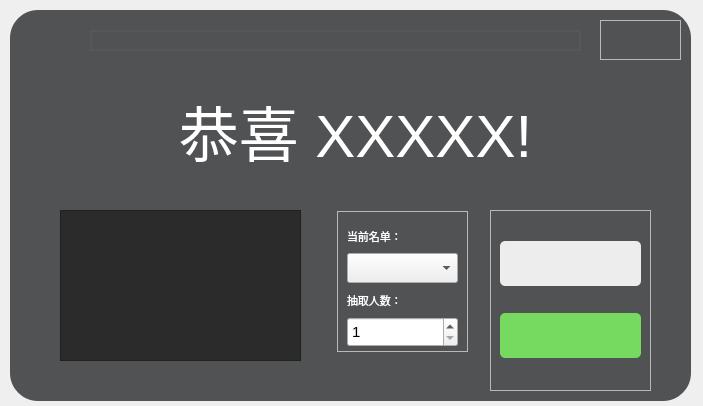
Old version of the form picker.ui in the repository Yish1/Class-Roster-Picker-NEXT.
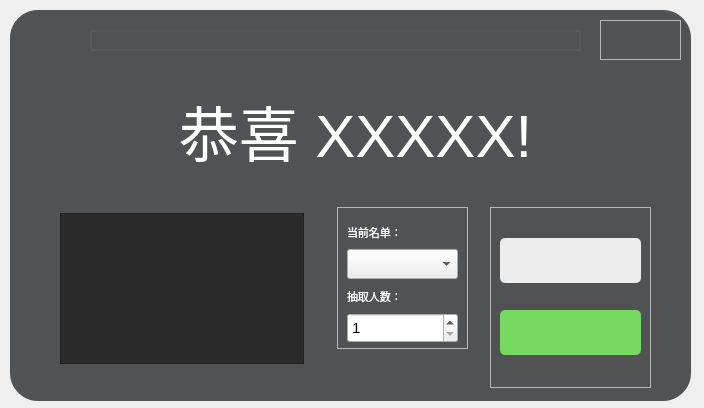
New version of the form. Icons and pictures are not drawn.

Commit message: func: 优化触摸屏手势，调整设置界面

What changed in the file:
```diff
--- a/picker.ui
+++ b/picker.ui
@@ -6,8 +6,8 @@
    <rect>
     <x>0</x>
     <y>0</y>
-    <width>703</width>
-    <height>406</height>
+    <width>704</width>
+    <height>408</height>
    </rect>
   </property>
   <property name="windowTitle">
@@ -155,113 +155,143 @@
    <property name="geometry">
     <rect>
      <x>60</x>
-     <y>210</y>
-     <width>241</width>
+     <y>213</y>
+     <width>244</width>
      <height>151</height>
     </rect>
    </property>
    <property name="styleSheet">
-    <string notr="true">         QListWidget{background-color:#2B2B2B;color:white}
-         QScrollBar:vertical{
-             width:12px;
-             border:1px solid #2B2B2B;
-             margin:0px,0px,0px,0px;
-             padding-top:0px;
-             padding-bottom:0px;
-         }
-         QScrollBar::handle:vertical{
-             width:3px;
-             background:#4B4B4B;
-             min-height:3;
-         }
-         QScrollBar::handle:vertical:hover{
-             background:#3F3F3F;
-             border:0px #3F3F3F;
-         }
-         QScrollBar::sub-line:vertical{
-             width:0px;
-             border-image:url(:/Res/scroll_left.png);
-             subcontrol-position:left;
-         }
-         QScrollBar::sub-line:vertical:hover{
-             height:0px;
-             background:#323232;
-             subcontrol-position:top;
-         }
-         QScrollBar::add-line:vertical{
-             height:0px;
-             border-image:url(:/Res/scroll_down.png);
-             subcontrol-position:bottom;
-         }
-         QScrollBar::add-line:vertical:hover{
-             height:0px;
-             background:#3F3F3F;
-             subcontrol-position:bottom;
-         }
-         QScrollBar::add-page:vertical{
-             background:#2B2B2B;
-         }
-         QScrollBar::sub-page:vertical{
-             background:#2B2B2B;
-         }
-         QScrollBar::up-arrow:vertical{
-             border-style:outset;
-             border-width:0px;
-         }
-         QScrollBar::down-arrow:vertical{
-             border-style:outset;
-             border-width:0px;
-         }
+    <string notr="true">QListWidget {
+    background-color: #2B2B2B;
+    color: white;
+}
 
-         QScrollBar:horizontal{
-             height:12px;
-             border:1px #2B2B2B;
-             margin:0px,0px,0px,0px;
-             padding-left:0px;
-             padding-right:0px;
-         }
-         QScrollBar::handle:horizontal{
-             height:16px;
-             background:#4B4B4B;
-             min-width:20;
-         }
-         QScrollBar::handle:horizontal:hover{
-             background:#3F3F3F;
-             border:0px #3F3F3F;
-         }
-         QScrollBar::sub-line:horizontal{
-             width:0px;
-             border-image:url(:/Res/scroll_left.png);
-             subcontrol-position:left;
-         }
-         QScrollBar::sub-line:horizontal:hover{
-             width:0px;
-             background:#2B2B2B;
-             subcontrol-position:left;
-         }
-         QScrollBar::add-line:horizontal{
-             width:0px;
-             border-image:url(:/Res/scroll_right.png);
-             subcontrol-position:right;
-         }
-         QScrollBar::add-line:horizontal:hover{
-             width:0px;
-             background::#2B2B2B;
-             subcontrol-position:right;
-         }
-         QScrollBar::add-page:horizontal{
-                    background:#2B2B2B;
-         }
-         QScrollBar::sub-page:horizontal{
-                     background:#2B2B2B;
-         }
-*{font-size:18px;}</string>
+QScrollBar:vertical {
+    width: 12px;
+    border: 1px solid #2B2B2B;
+    margin: 0px;
+    padding-top: 0px;
+    padding-bottom: 0px;
+}
+
+QScrollBar::handle:vertical {
+    width: 3px;
+    background: #4B4B4B;
+    min-height: 20px; /* 设置最小长度为20px */
+}
+
+QScrollBar::handle:vertical:hover {
+    background: #3F3F3F;
+    border: 0px #3F3F3F;
+}
+
+QScrollBar::sub-line:vertical {
+    width: 0px;
+    subcontrol-position: left;
+}
+
+QScrollBar::sub-line:vertical:hover {
+    height: 0px;
+    background: #323232;
+    subcontrol-position: top;
+}
+
+QScrollBar::add-line:vertical {
+    height: 0px;
+    subcontrol-position: bottom;
+}
+
+QScrollBar::add-line:vertical:hover {
+    height: 0px;
+    background: #3F3F3F;
+    subcontrol-position: bottom;
+}
+
+QScrollBar::add-page:vertical {
+    background: #2B2B2B;
+}
+
+QScrollBar::sub-page:vertical {
+    background: #2B2B2B;
+}
+
+QScrollBar:horizontal {
+    height: 12px;
+    border: 1px #2B2B2B;
+    margin: 0px;
+    padding-left: 0px;
+    padding-right: 0px;
+}
+
+QScrollBar::handle:horizontal {
+    height: 16px;
+    background: #4B4B4B;
+    min-width: 20px;
+}
+
+QScrollBar::handle:horizontal:hover {
+    background: #3F3F3F;
+    border: 0px #3F3F3F;
+}
+
+QScrollBar::sub-line:horizontal {
+    width: 0px;
+    subcontrol-position: left;
+}
+
+QScrollBar::sub-line:horizontal:hover {
+    width: 0px;
+    background: #2B2B2B;
+    subcontrol-position: left;
+}
+
+QScrollBar::add-line:horizontal {
+    width: 0px;
+    subcontrol-position: right;
+}
+
+QScrollBar::add-line:horizontal:hover {
+    width: 0px;
+    background: #2B2B2B;
+    subcontrol-position: right;
+}
+
+QScrollBar::add-page:horizontal,
+QScrollBar::sub-page:horizontal {
+    background: #2B2B2B;
+}
+
+* {
+    font-size: 18px;
+}
+</string>
+   </property>
+   <property name="verticalScrollBarPolicy">
+    <enum>Qt::ScrollBarAsNeeded</enum>
    </property>
    <property name="horizontalScrollBarPolicy">
     <enum>Qt::ScrollBarAsNeeded</enum>
    </property>
-   <property name="sizeAdjustPolicy">
-    <enum>QAbstractScrollArea::AdjustIgnored</enum>
+   <property name="showDropIndicator" stdset="0">
+    <bool>false</bool>
+   </property>
+   <property name="dragEnabled">
+    <bool>false</bool>
+   </property>
+   <property name="defaultDropAction">
+    <enum>Qt::IgnoreAction</enum>
+   </property>
+   <property name="selectionMode">
+    <enum>QAbstractItemView::NoSelection</enum>
+   </property>
+   <property name="selectionBehavior">
+    <enum>QAbstractItemView::SelectItems</enum>
+   </property>
+   <property name="verticalScrollMode">
+    <enum>QAbstractItemView::ScrollPerPixel</enum>
+   </property>
+   <property name="horizontalScrollMode">
+    <enum>QAbstractItemView::ScrollPerPixel</enum>
    </property>
    <property name="movement">
     <enum>QListView::Static</enum>
@@ -271,9 +301,9 @@
    <property name="geometry">
     <rect>
      <x>337</x>
-     <y>211</y>
+     <y>207</y>
      <width>131</width>
-     <height>141</height>
+     <height>142</height>
     </rect>
    </property>
    <property name="styleSheet">
@@ -467,7 +497,7 @@
    <property name="geometry">
     <rect>
      <x>490</x>
-     <y>210</y>
+     <y>207</y>
      <width>161</width>
      <height>181</height>
     </rect>
```
The commit also changes 2 other files.
